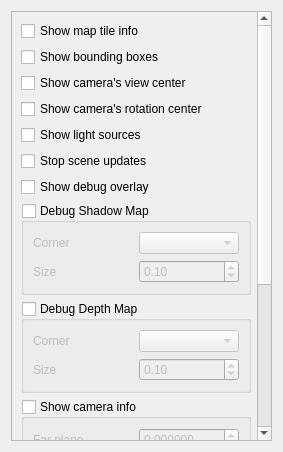
First picture: the form in src/ui/3d/3ddebugwidget.ui, repository carsmie/QGIS, before the edit.
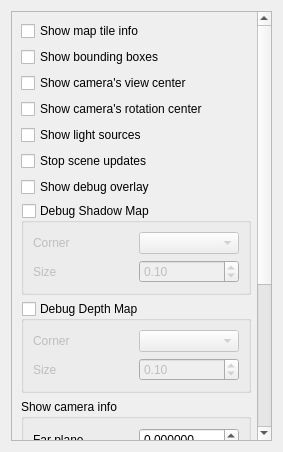
Second picture: the form after the edit. Custom widgets are drawn as their Qt base class.

What changed in the file:
```diff
--- a/src/ui/3d/3ddebugwidget.ui
+++ b/src/ui/3d/3ddebugwidget.ui
@@ -44,9 +44,9 @@
       <property name="geometry">
        <rect>
         <x>0</x>
-        <y>0</y>
+        <y>-295</y>
         <width>250</width>
-        <height>792</height>
+        <height>790</height>
        </rect>
       </property>
       <property name="sizePolicy">
@@ -214,7 +214,7 @@
           <string>Show camera info</string>
          </property>
          <property name="checkable">
-          <bool>true</bool>
+          <bool>false</bool>
          </property>
          <property name="checked">
           <bool>false</bool>
```
